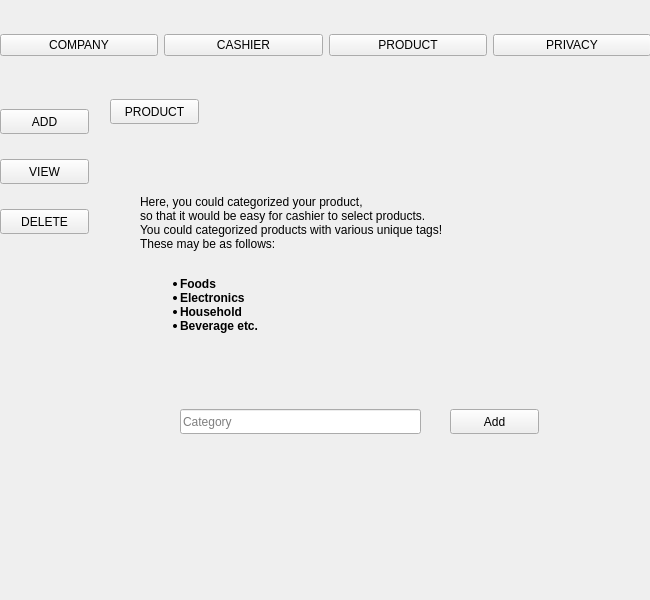
Above: adminwindow.ui from RamrajCh/SuperMarket-Billing-System before the change. Below: the same form after it.
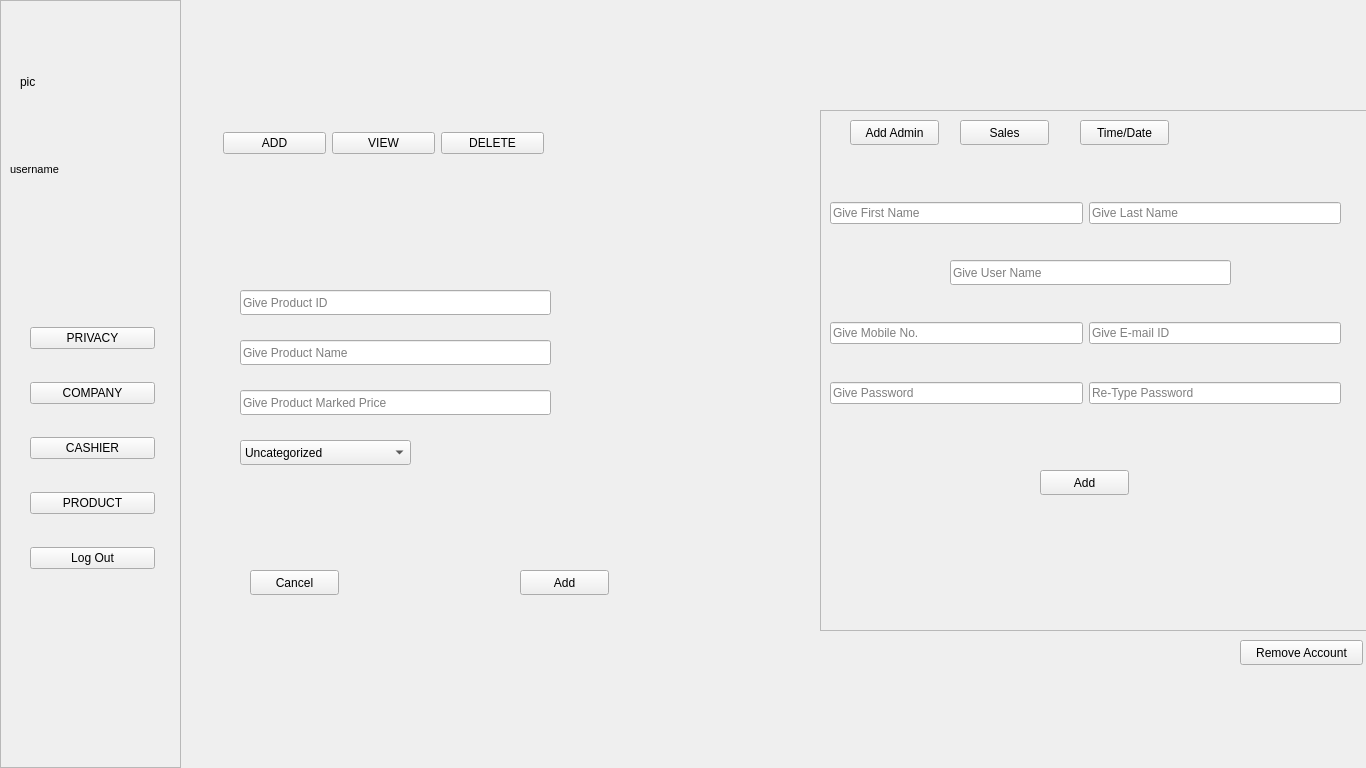
That is the form after the change. The open tabs and pages were chosen to show the change.

```diff
--- a/adminwindow.ui
+++ b/adminwindow.ui
@@ -6,8 +6,8 @@
    <rect>
     <x>0</x>
     <y>0</y>
-    <width>650</width>
-    <height>600</height>
+    <width>1366</width>
+    <height>768</height>
    </rect>
   </property>
   <property name="windowTitle">
@@ -23,10 +23,10 @@
    <widget class="QStackedWidget" name="adminStack">
     <property name="geometry">
      <rect>
-      <x>0</x>
-      <y>89</y>
-      <width>650</width>
-      <height>511</height>
+      <x>180</x>
+      <y>110</y>
+      <width>641</width>
+      <height>521</height>
      </rect>
     </property>
     <property name="styleSheet">
@@ -580,36 +580,23 @@
      <widget class="QStackedWidget" name="productStack">
       <property name="geometry">
        <rect>
-        <x>100</x>
-        <y>10</y>
-        <width>551</width>
-        <height>501</height>
+        <x>0</x>
+        <y>60</y>
+        <width>591</width>
+        <height>451</height>
        </rect>
       </property>
       <property name="currentIndex">
        <number>1</number>
       </property>
       <widget class="QWidget" name="page_9">
-       <widget class="QPushButton" name="addProductButton">
-        <property name="geometry">
-         <rect>
-          <x>10</x>
-          <y>0</y>
-          <width>89</width>
-          <height>25</height>
-         </rect>
-        </property>
-        <property name="text">
-         <string>PRODUCT</string>
-        </property>
-       </widget>
        <widget class="QStackedWidget" name="addStack">
         <property name="geometry">
          <rect>
           <x>10</x>
-          <y>40</y>
+          <y>80</y>
           <width>531</width>
-          <height>461</height>
+          <height>421</height>
          </rect>
         </property>
         <property name="currentIndex">
@@ -736,60 +723,6 @@
            <string>Cancel</string>
           </property>
          </widget>
-         <widget class="QPushButton" name="addCategoryButton">
-          <property name="geometry">
-           <rect>
-            <x>240</x>
-            <y>190</y>
-            <width>89</width>
-            <height>25</height>
-           </rect>
-          </property>
-          <property name="text">
-           <string>New </string>
-          </property>
-         </widget>
-        </widget>
-        <widget class="QWidget" name="page_12">
-         <widget class="QLabel" name="label_14">
-          <property name="geometry">
-           <rect>
-            <x>30</x>
-            <y>30</y>
-            <width>401</width>
-            <height>191</height>
-           </rect>
-          </property>
-          <property name="text">
-           <string>Here, you could categorized your product,&lt;br&gt;so that it would be easy for cashier to select products.&lt;br&gt;You could categorized products with various unique tags!&lt;br&gt;These may be as follows:&lt;br&gt;&lt;b&gt;&lt;ul &gt;&lt;li&gt;Foods&lt;/li&gt;&lt;li&gt;Electronics&lt;/li&gt;&lt;li&gt;Household&lt;/li&gt;&lt;li&gt;Beverage etc.&lt;/li&gt;&lt;/ol&gt;&lt;/b&gt;</string>
-          </property>
-         </widget>
-         <widget class="QLineEdit" name="productCategory">
-          <property name="geometry">
-           <rect>
-            <x>70</x>
-            <y>270</y>
-            <width>241</width>
-            <height>25</height>
-           </rect>
-          </property>
-          <property name="placeholderText">
-           <string>Category</string>
-          </property>
-         </widget>
-         <widget class="QPushButton" name="addCategoryButton_2">
-          <property name="geometry">
-           <rect>
-            <x>340</x>
-            <y>270</y>
-            <width>89</width>
-            <height>25</height>
-           </rect>
-          </property>
-          <property name="text">
-           <string>Add</string>
-          </property>
-         </widget>
         </widget>
        </widget>
       </widget>
@@ -905,44 +838,38 @@
        </widget>
       </widget>
      </widget>
-     <widget class="QPushButton" name="addButton">
+     <widget class="QWidget" name="layoutWidget">
       <property name="geometry">
        <rect>
-        <x>0</x>
+        <x>43</x>
         <y>20</y>
-        <width>89</width>
-        <height>25</height>
+        <width>321</width>
+        <height>27</height>
        </rect>
       </property>
-      <property name="text">
-       <string>ADD</string>
-      </property>
-     </widget>
-     <widget class="QPushButton" name="viewProductButton">
-      <property name="geometry">
-       <rect>
-        <x>0</x>
-        <y>70</y>
-        <width>89</width>
-        <height>25</height>
-       </rect>
-      </property>
-      <property name="text">
-       <string>VIEW</string>
-      </property>
-     </widget>
-     <widget class="QPushButton" name="deleteProductButton">
-      <property name="geometry">
-       <rect>
-        <x>0</x>
-        <y>120</y>
-        <width>89</width>
-        <height>25</height>
-       </rect>
-      </property>
-      <property name="text">
-       <string>DELETE</string>
-      </property>
+      <layout class="QHBoxLayout" name="horizontalLayout">
+       <item>
+        <widget class="QPushButton" name="addButton">
+         <property name="text">
+          <string>ADD</string>
+         </property>
+        </widget>
+       </item>
+       <item>
+        <widget class="QPushButton" name="viewProductButton">
+         <property name="text">
+          <string>VIEW</string>
+         </property>
+        </widget>
+       </item>
+       <item>
+        <widget class="QPushButton" name="deleteProductButton">
+         <property name="text">
+          <string>DELETE</string>
+         </property>
+        </widget>
+       </item>
+      </layout>
      </widget>
     </widget>
     <widget class="QWidget" name="Privacy">
@@ -998,19 +925,6 @@
          <string>Edit</string>
         </property>
        </widget>
-       <widget class="QPushButton" name="logoutButton">
-        <property name="geometry">
-         <rect>
-          <x>520</x>
-          <y>470</y>
-          <width>89</width>
-          <height>25</height>
-         </rect>
-        </property>
-        <property name="text">
-         <string>Log Out</string>
-        </property>
-       </widget>
        <widget class="QWidget" name="layoutWidget">
         <property name="geometry">
          <rect>
@@ -1133,54 +1047,353 @@
      </widget>
     </widget>
    </widget>
-   <widget class="QWidget" name="layoutWidget">
+   <widget class="QFrame" name="frame">
     <property name="geometry">
      <rect>
       <x>0</x>
-      <y>10</y>
-      <width>651</width>
-      <height>71</height>
+      <y>0</y>
+      <width>181</width>
+      <height>768</height>
      </rect>
     </property>
-    <layout class="QHBoxLayout" name="horizontalLayout">
-     <item>
-      <widget class="QPushButton" name="companyButton">
-       <property name="styleSheet">
-        <string notr="true"/>
+    <property name="frameShape">
+     <enum>QFrame::StyledPanel</enum>
+    </property>
+    <property name="frameShadow">
+     <enum>QFrame::Raised</enum>
+    </property>
+    <widget class="QWidget" name="layoutWidget">
+     <property name="geometry">
+      <rect>
+       <x>30</x>
+       <y>300</y>
+       <width>125</width>
+       <height>301</height>
+      </rect>
+     </property>
+     <layout class="QVBoxLayout" name="verticalLayout_9">
+      <item>
+       <widget class="QPushButton" name="privacyButton">
+        <property name="styleSheet">
+         <string notr="true"/>
+        </property>
+        <property name="text">
+         <string>PRIVACY</string>
+        </property>
+       </widget>
+      </item>
+      <item>
+       <widget class="QPushButton" name="companyButton">
+        <property name="styleSheet">
+         <string notr="true"/>
+        </property>
+        <property name="text">
+         <string>COMPANY</string>
+        </property>
+       </widget>
+      </item>
+      <item>
+       <widget class="QPushButton" name="cashierButton">
+        <property name="styleSheet">
+         <string notr="true"/>
+        </property>
+        <property name="text">
+         <string>CASHIER</string>
+        </property>
+       </widget>
+      </item>
+      <item>
+       <widget class="QPushButton" name="productButton">
+        <property name="text">
+         <string>PRODUCT</string>
+        </property>
+       </widget>
+      </item>
+      <item>
+       <widget class="QPushButton" name="logoutButton">
+        <property name="text">
+         <string>Log Out</string>
+        </property>
+       </widget>
+      </item>
+     </layout>
+    </widget>
+    <widget class="QLabel" name="label_14">
+     <property name="geometry">
+      <rect>
+       <x>20</x>
+       <y>26</y>
+       <width>101</width>
+       <height>111</height>
+      </rect>
+     </property>
+     <property name="text">
+      <string>pic</string>
+     </property>
+    </widget>
+    <widget class="QLabel" name="userNameLabel">
+     <property name="geometry">
+      <rect>
+       <x>10</x>
+       <y>160</y>
+       <width>121</width>
+       <height>20</height>
+      </rect>
+     </property>
+     <property name="text">
+      <string>&lt;html&gt;&lt;head/&gt;&lt;body&gt;&lt;p&gt;&lt;span style=&quot; font-size:8pt;&quot;&gt;username&lt;/span&gt;&lt;/p&gt;&lt;/body&gt;&lt;/html&gt;</string>
+     </property>
+    </widget>
+   </widget>
+   <widget class="QFrame" name="frame_2">
+    <property name="geometry">
+     <rect>
+      <x>820</x>
+      <y>110</y>
+      <width>561</width>
+      <height>521</height>
+     </rect>
+    </property>
+    <property name="frameShape">
+     <enum>QFrame::StyledPanel</enum>
+    </property>
+    <property name="frameShadow">
+     <enum>QFrame::Raised</enum>
+    </property>
+    <widget class="QPushButton" name="addAdminButton">
+     <property name="geometry">
+      <rect>
+       <x>30</x>
+       <y>10</y>
+       <width>89</width>
+       <height>25</height>
+      </rect>
+     </property>
+     <property name="text">
+      <string>Add Admin</string>
+     </property>
+    </widget>
+    <widget class="QPushButton" name="salesButton">
+     <property name="geometry">
+      <rect>
+       <x>140</x>
+       <y>10</y>
+       <width>89</width>
+       <height>25</height>
+      </rect>
+     </property>
+     <property name="text">
+      <string>Sales</string>
+     </property>
+    </widget>
+    <widget class="QStackedWidget" name="adminStack_2">
+     <property name="geometry">
+      <rect>
+       <x>0</x>
+       <y>50</y>
+       <width>551</width>
+       <height>471</height>
+      </rect>
+     </property>
+     <property name="currentIndex">
+      <number>0</number>
+     </property>
+     <widget class="QWidget" name="page_12">
+      <widget class="QWidget" name="layoutWidget_2">
+       <property name="geometry">
+        <rect>
+         <x>10</x>
+         <y>160</y>
+         <width>511</width>
+         <height>27</height>
+        </rect>
        </property>
+       <layout class="QHBoxLayout" name="horizontalLayout_2">
+        <item>
+         <widget class="QLineEdit" name="mobileNum">
+          <property name="text">
+           <string/>
+          </property>
+          <property name="placeholderText">
+           <string>Give Mobile No.</string>
+          </property>
+         </widget>
+        </item>
+        <item>
+         <widget class="QLineEdit" name="eMail">
+          <property name="placeholderText">
+           <string>Give E-mail ID</string>
+          </property>
+         </widget>
+        </item>
+       </layout>
+      </widget>
+      <widget class="QPushButton" name="registerButton_2">
+       <property name="geometry">
+        <rect>
+         <x>220</x>
+         <y>310</y>
+         <width>89</width>
+         <height>25</height>
+        </rect>
+       </property>
        <property name="text">
-        <string>COMPANY</string>
+        <string>Add</string>
        </property>
       </widget>
-     </item>
-     <item>
-      <widget class="QPushButton" name="cashierButton">
-       <property name="styleSheet">
-        <string notr="true"/>
+      <widget class="QLineEdit" name="userName_2">
+       <property name="geometry">
+        <rect>
+         <x>130</x>
+         <y>100</y>
+         <width>281</width>
+         <height>25</height>
+        </rect>
        </property>
+       <property name="placeholderText">
+        <string>Give User Name</string>
+       </property>
+      </widget>
+      <widget class="QWidget" name="layoutWidget_3">
+       <property name="geometry">
+        <rect>
+         <x>10</x>
+         <y>220</y>
+         <width>511</width>
+         <height>27</height>
+        </rect>
+       </property>
+       <layout class="QHBoxLayout" name="horizontalLayout_3">
+        <item>
+         <widget class="QLineEdit" name="getPass">
+          <property name="echoMode">
+           <enum>QLineEdit::Password</enum>
+          </property>
+          <property name="placeholderText">
+           <string>Give Password</string>
+          </property>
+         </widget>
+        </item>
+        <item>
+         <widget class="QLineEdit" name="conPass">
+          <property name="echoMode">
+           <enum>QLineEdit::Password</enum>
+          </property>
+          <property name="placeholderText">
+           <string>Re-Type Password</string>
+          </property>
+         </widget>
+        </item>
+       </layout>
+      </widget>
+      <widget class="QWidget" name="layoutWidget_4">
+       <property name="geometry">
+        <rect>
+         <x>10</x>
+         <y>40</y>
+         <width>511</width>
+         <height>27</height>
+        </rect>
+       </property>
+       <layout class="QHBoxLayout" name="horizontalLayout_4">
+        <item>
+         <widget class="QLineEdit" name="firstName">
+          <property name="text">
+           <string/>
+          </property>
+          <property name="placeholderText">
+           <string>Give First Name</string>
+          </property>
+         </widget>
+        </item>
+        <item>
+         <widget class="QLineEdit" name="lastName">
+          <property name="placeholderText">
+           <string>Give Last Name</string>
+          </property>
+         </widget>
+        </item>
+       </layout>
+      </widget>
+     </widget>
+     <widget class="QWidget" name="page_14">
+      <widget class="QTableView" name="salesTable">
+       <property name="geometry">
+        <rect>
+         <x>0</x>
+         <y>60</y>
+         <width>551</width>
+         <height>411</height>
+        </rect>
+       </property>
+      </widget>
+      <widget class="QPushButton" name="pushButton">
+       <property name="geometry">
+        <rect>
+         <x>60</x>
+         <y>20</y>
+         <width>89</width>
+         <height>25</height>
+        </rect>
+       </property>
        <property name="text">
-        <string>CASHIER</string>
+        <string>Today</string>
        </property>
       </widget>
-     </item>
-     <item>
-      <widget class="QPushButton" name="productButton">
+      <widget class="QPushButton" name="pushButton_2">
+       <property name="geometry">
+        <rect>
+         <x>180</x>
+         <y>20</y>
+         <width>89</width>
+         <height>25</height>
+        </rect>
+       </property>
        <property name="text">
-        <string>PRODUCT</string>
+        <string>Tomorrow</string>
        </property>
       </widget>
-     </item>
-     <item>
-      <widget class="QPushButton" name="privacyButton">
-       <property name="styleSheet">
-        <string notr="true"/>
+      <widget class="QPushButton" name="pushButton_3">
+       <property name="geometry">
+        <rect>
+         <x>290</x>
+         <y>20</y>
+         <width>89</width>
+         <height>25</height>
+        </rect>
        </property>
        <property name="text">
-        <string>PRIVACY</string>
+        <string>History</string>
        </property>
       </widget>
-     </item>
-    </layout>
+     </widget>
+    </widget>
+    <widget class="QPushButton" name="pushButton_4">
+     <property name="geometry">
+      <rect>
+       <x>260</x>
+       <y>10</y>
+       <width>89</width>
+       <height>25</height>
+      </rect>
+     </property>
+     <property name="text">
+      <string>Time/Date</string>
+     </property>
+    </widget>
+   </widget>
+   <widget class="QPushButton" name="removeAccount">
+    <property name="geometry">
+     <rect>
+      <x>1240</x>
+      <y>640</y>
+      <width>123</width>
+      <height>25</height>
+     </rect>
+    </property>
+    <property name="text">
+     <string>Remove Account</string>
+    </property>
    </widget>
   </widget>
  </widget>
```
Left out of the diff: 37 changed lines with no effect on the pictures.
